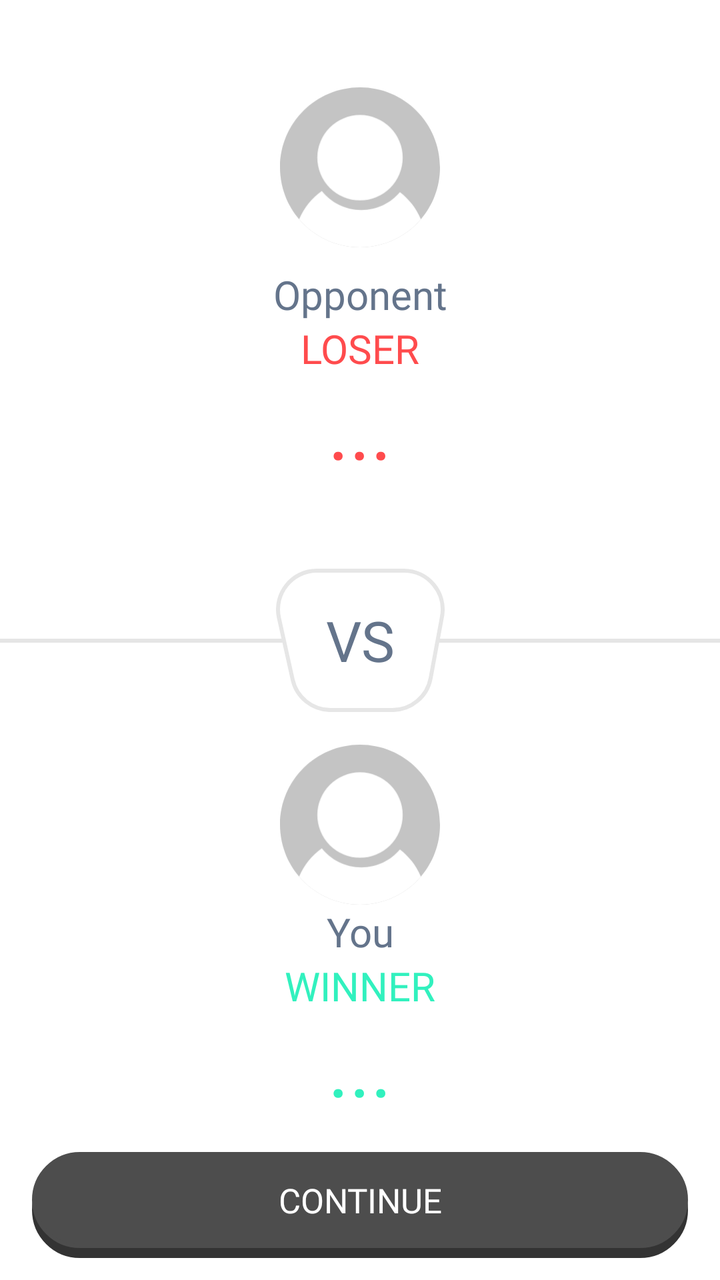
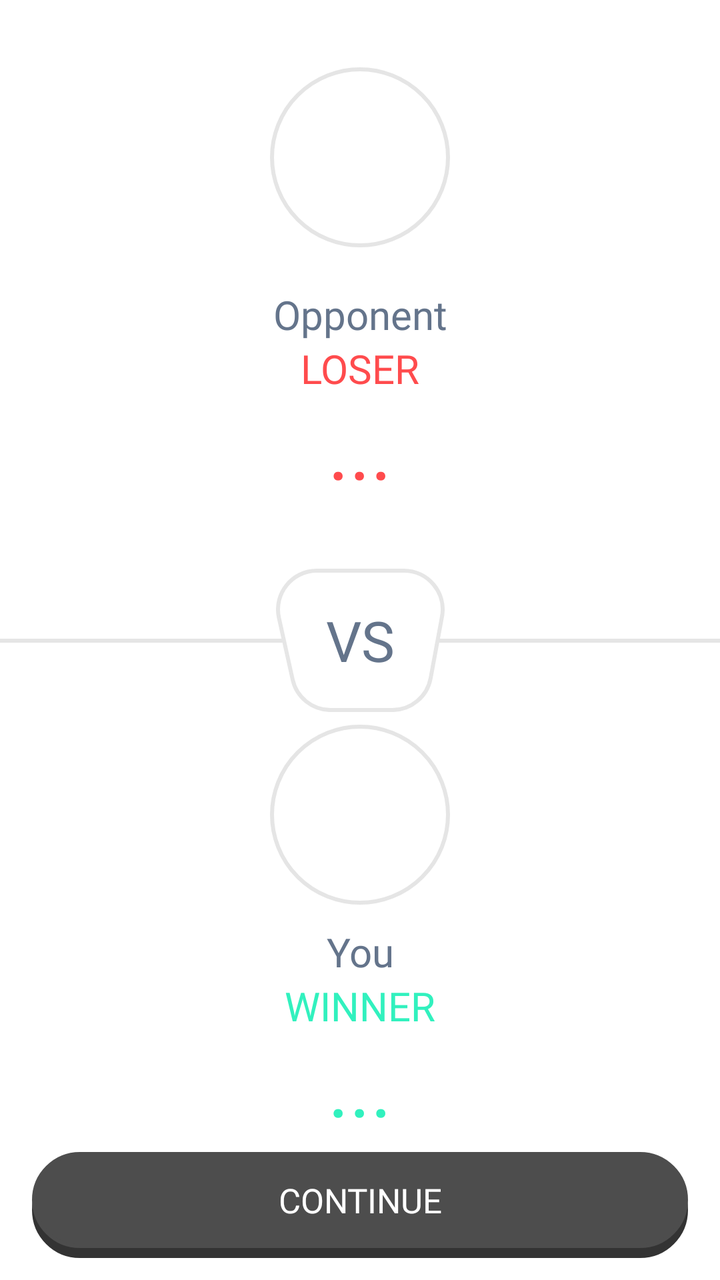

Before-and-after screenshots of an Android layout around one commit, followed by the original layout XML and the change that was made.
<!-- AndroidManifest.xml: application theme Theme.Tetragon -->
<!-- res/layout/activity_online_result_battle_math_storm.xml -->
<?xml version="1.0" encoding="utf-8"?>
<androidx.constraintlayout.widget.ConstraintLayout xmlns:android="http://schemas.android.com/apk/res/android"
    xmlns:app="http://schemas.android.com/apk/res-auto"
    xmlns:tools="http://schemas.android.com/tools"
    android:id="@+id/main"
    android:layout_width="match_parent"
    android:layout_height="match_parent"
    android:background="@color/white"
    tools:context=".ui.uiMathStormOnline.OnlineResultBattleMathStormActivity">

    <androidx.constraintlayout.widget.ConstraintLayout
        android:layout_width="match_parent"
        android:layout_height="match_parent"
        android:fitsSystemWindows="true">

        <LinearLayout
            android:id="@+id/linearLayout"
            android:layout_width="match_parent"
            android:layout_height="wrap_content"
            android:gravity="center"
            android:orientation="vertical"
            app:layout_constraintBottom_toTopOf="@+id/vs_line_container"
            app:layout_constraintTop_toTopOf="parent">

            <ImageView
                android:layout_width="80dp"
                android:layout_height="80dp"
                android:src="@drawable/player_icon"
                app:layout_constraintEnd_toEndOf="parent"
                app:layout_constraintStart_toStartOf="parent"
                app:layout_constraintTop_toBottomOf="@+id/timerMistakeBar" />
            
            <TextView
                android:id="@+id/opponent_name"
                android:layout_width="200dp"
                android:layout_height="wrap_content"
                android:layout_marginTop="10dp"
                android:fontFamily="@font/inter_semibold"
                android:gravity="center"
                android:text="@string/opponent"
                android:textColor="#64748b"
                android:textSize="20sp"
                app:layout_constraintBottom_toTopOf="@+id/vs_line_container"
                app:layout_constraintEnd_toEndOf="parent"
                app:layout_constraintStart_toStartOf="parent" />

            <TextView
                android:id="@+id/opponent_status"
                android:layout_width="200dp"
                android:layout_height="wrap_content"
                android:fontFamily="@font/inter_semibold"
                android:gravity="center"
                android:text="@string/loser"
                android:textColor="@color/red_1"
                android:textSize="20sp"
                app:layout_constraintBottom_toTopOf="@+id/vs_line_container"
                app:layout_constraintEnd_toEndOf="parent"
                app:layout_constraintStart_toStartOf="parent" />

            <TextView
                android:id="@+id/opponent_result_text"
                android:layout_width="200dp"
                android:layout_height="wrap_content"
                android:fontFamily="@font/inter_semibold"
                android:gravity="center"
                android:text="..."
                android:textColor="@color/red_1"
                android:textSize="40sp"
                app:layout_constraintBottom_toTopOf="@+id/vs_line_container"
                app:layout_constraintEnd_toEndOf="parent"
                app:layout_constraintStart_toStartOf="parent" />

        </LinearLayout>

        
        <androidx.constraintlayout.widget.ConstraintLayout
            android:id="@+id/vs_line_container"
            android:layout_width="0dp"
            android:layout_height="wrap_content"
            app:layout_constraintBottom_toBottomOf="parent"
            app:layout_constraintEnd_toEndOf="parent"
            app:layout_constraintStart_toStartOf="parent"
            app:layout_constraintTop_toTopOf="parent">

            
            <View
                android:id="@+id/horizontal_line"
                android:layout_width="0dp"
                android:layout_height="2dp"
                android:background="#e5e5e5"
                app:layout_constraintBottom_toBottomOf="parent"
                app:layout_constraintEnd_toEndOf="parent"
                app:layout_constraintStart_toStartOf="parent"
                app:layout_constraintTop_toTopOf="parent" />

            
            <TextView
                android:id="@+id/line_text"
                android:layout_width="wrap_content"
                android:layout_height="wrap_content"
                android:background="@drawable/background_vs_text"
                android:fontFamily="@font/inter_semibold"
                android:gravity="center"
                android:paddingStart="16dp"
                android:paddingTop="10dp"
                android:paddingEnd="16dp"
                android:paddingBottom="10dp"
                android:text="VS"
                android:textColor="#64748b"
                android:textSize="28sp"
                app:layout_constraintBottom_toBottomOf="parent"
                app:layout_constraintEnd_toEndOf="parent"
                app:layout_constraintStart_toStartOf="parent"
                app:layout_constraintTop_toTopOf="parent" />
        </androidx.constraintlayout.widget.ConstraintLayout>

        
        <FrameLayout
            android:id="@+id/exit_btn_container"
            android:layout_width="0dp"
            android:layout_height="wrap_content"
            android:clipChildren="false"
            android:clipToPadding="false"
            android:paddingLeft="16dp"
            android:paddingRight="16dp"
            android:paddingBottom="16dp"
            app:layout_constraintBottom_toBottomOf="parent"
            app:layout_constraintEnd_toEndOf="parent"
            app:layout_constraintStart_toStartOf="parent">

            
            <FrameLayout
                android:layout_width="match_parent"
                android:layout_height="wrap_content"
                android:visibility="visible">

                
                <View
                    android:layout_width="match_parent"
                    android:layout_height="48dp"
                    android:background="@drawable/custom_button"
                    android:backgroundTint="@color/black_2"
                    android:translationY="5dp" />

                
                <Button
                    android:id="@+id/exit_btn"
                    android:layout_width="match_parent"
                    android:layout_height="48dp"
                    android:background="@drawable/custom_button"
                    android:fontFamily="@font/inter_semibold"
                    android:letterSpacing="0"
                    android:stateListAnimator="@drawable/button_animator"
                    android:text="@string/continue_text"
                    android:textColor="#FFFFFF"
                    android:textSize="17sp"
                    app:backgroundTint="@color/black_3" />
            </FrameLayout>
        </FrameLayout>

        <LinearLayout
            android:layout_width="match_parent"
            android:layout_height="wrap_content"
            android:gravity="center"
            android:orientation="vertical"
            app:layout_constraintBottom_toTopOf="@+id/exit_btn_container"
            app:layout_constraintTop_toBottomOf="@+id/vs_line_container">

            <ImageView
                android:layout_width="80dp"
                android:layout_height="80dp"
                android:src="@drawable/player_icon"
                app:layout_constraintEnd_toEndOf="parent"
                app:layout_constraintStart_toStartOf="parent"
                app:layout_constraintTop_toBottomOf="@+id/timerMistakeBar" />
            
            <TextView
                android:id="@+id/your_name"
                android:layout_width="200dp"
                android:layout_height="wrap_content"
                android:fontFamily="@font/inter_semibold"
                android:gravity="center"
                android:text="@string/you"
                android:textColor="#64748b"
                android:textSize="20sp"
                app:layout_constraintBottom_toTopOf="@+id/vs_line_container"
                app:layout_constraintEnd_toEndOf="parent"
                app:layout_constraintStart_toStartOf="parent" />

            <TextView
                android:id="@+id/your_status"
                android:layout_width="200dp"
                android:layout_height="wrap_content"
                android:fontFamily="@font/inter_semibold"
                android:gravity="center"
                android:text="@string/winner"
                android:textColor="@color/green_1"
                android:textSize="20sp"
                app:layout_constraintBottom_toTopOf="@+id/vs_line_container"
                app:layout_constraintEnd_toEndOf="parent"
                app:layout_constraintStart_toStartOf="parent" />

            <TextView
                android:id="@+id/your_result_text"
                android:layout_width="200dp"
                android:layout_height="wrap_content"
                android:fontFamily="@font/inter_semibold"
                android:gravity="center"
                android:text="..."
                android:textColor="@color/green_1"
                android:textSize="40sp"
                app:layout_constraintBottom_toTopOf="@+id/vs_line_container"
                app:layout_constraintEnd_toEndOf="parent"
                app:layout_constraintStart_toStartOf="parent" />

        </LinearLayout>
    </androidx.constraintlayout.widget.ConstraintLayout>
</androidx.constraintlayout.widget.ConstraintLayout>
<!-- resources referenced by this layout -->
<resources>
  <color name="black_2">#333333</color>
  <color name="black_3">#4d4d4d</color>
  <color name="green_1">#31f1be</color>
  <color name="red_1">#FF4B4D</color>
  <color name="white">#FFFFFFFF</color>
  <!-- drawable background_vs_text (drawable) -->
  <vector xmlns:android="http://schemas.android.com/apk/res/android"
      android:width="84.23dp"
      android:height="71.68dp"
      android:viewportWidth="84.23"
      android:viewportHeight="71.68">
    <path
        android:pathData="M82.91,23.92l-5.7,30.89c-1.69,9.2 -9.72,15.88 -19.08,15.88h-30.88c-9.09,0 -16.97,-6.32 -18.94,-15.2L1.47,24.6C-1.22,12.48 8,1 20.4,1h43.42c12.13,0 21.28,11 19.08,22.92Z"
        android:strokeWidth="2"
        android:fillColor="#fff"
        android:strokeColor="#e6e6e6"/>
  </vector>
  <!-- drawable button_animator (drawable) -->
  <?xml version="1.0" encoding="utf-8"?>
  <selector xmlns:android="http://schemas.android.com/apk/res/android">
  
      
      <item android:state_pressed="true">
          <objectAnimator
              android:propertyName="translationY"
              android:valueTo="5dp"
              android:duration="0" />
      </item>
  
      
      <item>
          <objectAnimator
              android:propertyName="translationY"
              android:valueTo="0dp"
              android:duration="0" />
      </item>
  
  </selector>
  <!-- drawable custom_button (drawable) -->
  <?xml version="1.0" encoding="utf-8"?>
  <shape xmlns:android="http://schemas.android.com/apk/res/android"
      android:shape="rectangle">
      <solid android:color="#ffffff"/>
      <stroke android:color="#e5e5e5"
          android:width="2dp"/>
      <corners android:radius="100dp"/>
  </shape>
  <!-- drawable player_icon (drawable) -->
  <vector xmlns:android="http://schemas.android.com/apk/res/android"
      android:width="92.52dp"
      android:height="92.52dp"
      android:viewportWidth="92.52"
      android:viewportHeight="92.52">
    <path
        android:pathData="M92.52,46.25c0,11.46 -4.17,21.94 -11.08,30.03 -8.48,9.94 -21.09,16.23 -35.17,16.23s-26.7,-6.29 -35.18,-16.23C4.17,68.2 0,57.72 0,46.25 0,20.71 20.71,0 46.26,0s46.25,20.71 46.25,46.25Z"
        android:fillColor="#c4c4c4"/>
    <path
        android:pathData="M81.43,76.28c-8.48,9.94 -21.09,16.23 -35.17,16.23s-26.7,-6.29 -35.18,-16.23c2.76,-6.61 7.33,-12.28 13.09,-16.37 5.36,6.72 13.62,11.02 22.87,11.02s16.91,-4 22.28,-10.3c5.3,4.03 9.5,9.42 12.11,15.65Z"
        android:fillColor="#fff"/>
    <path
        android:pathData="M46.26,40.69m-24.67,0a24.67,24.67 0,1 1,49.34 0a24.67,24.67 0,1 1,-49.34 0"
        android:fillColor="#fff"/>
  </vector>
  <string name="continue_text">CONTINUE</string>
  <string name="loser">LOSER</string>
  <string name="opponent">Opponent</string>
  <string name="winner">WINNER</string>
  <string name="you">You</string>
  <style name="Theme.Tetragon" parent="Base.Theme.Tetragon" />
  <style name="Base.Theme.Tetragon" parent="Theme.Material3.DayNight.NoActionBar">
          <item name="android:statusBarColor">@color/white</item>
          <item name="android:navigationBarColor">@color/white</item>
          <item name="android:windowLightStatusBar">true</item>
  
          <item name="android:windowBackground">@color/white</item>
          <item name="android:colorBackground">@color/white</item>
  
          <item name="android:windowIsTranslucent">false</item>
      </style>
</resources>

<!-- the commit's change to res/layout/activity_online_result_battle_math_storm.xml (unified diff, before → after) -->
@@ -22,13 +22,20 @@
             app:layout_constraintBottom_toTopOf="@+id/vs_line_container"
             app:layout_constraintTop_toTopOf="parent">
 
-            <ImageView
-                android:layout_width="80dp"
-                android:layout_height="80dp"
-                android:src="@drawable/player_icon"
-                app:layout_constraintEnd_toEndOf="parent"
-                app:layout_constraintStart_toStartOf="parent"
-                app:layout_constraintTop_toBottomOf="@+id/timerMistakeBar" />
+            <FrameLayout
+                android:layout_width="90dp"
+                android:layout_height="90dp"
+                android:layout_marginBottom="10dp"
+                android:background="@drawable/avatar_circle_background"
+                android:padding="5dp">
+
+                <ImageView
+                    android:id="@+id/opponentAvatar"
+                    android:layout_width="match_parent"
+                    android:layout_height="match_parent"
+                    android:scaleType="fitCenter" />
+            </FrameLayout>
+
             
             <TextView
                 android:id="@+id/opponent_name"
@@ -166,13 +173,19 @@
             app:layout_constraintBottom_toTopOf="@+id/exit_btn_container"
             app:layout_constraintTop_toBottomOf="@+id/vs_line_container">
 
-            <ImageView
-                android:layout_width="80dp"
-                android:layout_height="80dp"
-                android:src="@drawable/player_icon"
-                app:layout_constraintEnd_toEndOf="parent"
-                app:layout_constraintStart_toStartOf="parent"
-                app:layout_constraintTop_toBottomOf="@+id/timerMistakeBar" />
+            <FrameLayout
+                android:layout_width="90dp"
+                android:layout_height="90dp"
+                android:layout_marginBottom="10dp"
+                android:background="@drawable/avatar_circle_background"
+                android:padding="5dp">
+
+                <ImageView
+                    android:id="@+id/yourAvatar"
+                    android:layout_width="match_parent"
+                    android:layout_height="match_parent"
+                    android:scaleType="fitCenter" />
+            </FrameLayout>
             
             <TextView
                 android:id="@+id/your_name"
@@ -215,4 +228,38 @@
 
         </LinearLayout>
     </androidx.constraintlayout.widget.ConstraintLayout>
+
+    <FrameLayout
+        android:id="@+id/loadingOverlayContainer"
+        android:layout_width="match_parent"
+        android:layout_height="match_parent"
+        android:clickable="true"
+        android:focusable="true"
+        android:visibility="gone">
+
+        <LinearLayout
+            android:id="@+id/loadingLayout"
+            android:layout_width="match_parent"
+            android:layout_height="match_parent"
+            android:background="#FFFFFF"
+            android:gravity="center"
+            android:orientation="vertical">
+
+            <ProgressBar
+                android:id="@+id/loadingProgressBar"
+                android:layout_width="50dp"
+                android:layout_height="50dp"
+                android:indeterminate="true"
+                android:indeterminateTint="@color/blue_2" />
+
+            <TextView
+                android:id="@+id/loadingText"
+                android:layout_width="wrap_content"
+                android:layout_height="wrap_content"
+                android:layout_marginTop="12dp"
+                android:fontFamily="@font/inter_semibold"
+                android:text="@string/loading"
+                android:textColor="@color/text_color" />
+        </LinearLayout>
+    </FrameLayout>
 </androidx.constraintlayout.widget.ConstraintLayout>
<!-- resource entries referenced after the edit -->
@@ -2,9 +2,21 @@
 <resources>
   <color name="black_2">#333333</color>
   <color name="black_3">#4d4d4d</color>
+  <color name="blue_2">#11C7FF</color>
   <color name="green_1">#31f1be</color>
   <color name="red_1">#FF4B4D</color>
+  <color name="text_color">#64748b</color>
   <color name="white">#FFFFFFFF</color>
+  <!-- drawable avatar_circle_background (drawable) -->
+  <?xml version="1.0" encoding="utf-8"?>
+  <shape xmlns:android="http://schemas.android.com/apk/res/android"
+      android:shape="oval">/>
+  
+      <stroke
+          android:width="2dp"
+          android:color="@color/gray_2" />
+  
+  </shape>
   <!-- drawable background_vs_text (drawable) -->
   <vector xmlns:android="http://schemas.android.com/apk/res/android"
       android:width="84.23dp"
@@ -47,28 +59,14 @@
           android:width="2dp"/>
       <corners android:radius="100dp"/>
   </shape>
-  <!-- drawable player_icon (drawable) -->
-  <vector xmlns:android="http://schemas.android.com/apk/res/android"
-      android:width="92.52dp"
-      android:height="92.52dp"
-      android:viewportWidth="92.52"
-      android:viewportHeight="92.52">
-    <path
-        android:pathData="M92.52,46.25c0,11.46 -4.17,21.94 -11.08,30.03 -8.48,9.94 -21.09,16.23 -35.17,16.23s-26.7,-6.29 -35.18,-16.23C4.17,68.2 0,57.72 0,46.25 0,20.71 20.71,0 46.26,0s46.25,20.71 46.25,46.25Z"
-        android:fillColor="#c4c4c4"/>
-    <path
-        android:pathData="M81.43,76.28c-8.48,9.94 -21.09,16.23 -35.17,16.23s-26.7,-6.29 -35.18,-16.23c2.76,-6.61 7.33,-12.28 13.09,-16.37 5.36,6.72 13.62,11.02 22.87,11.02s16.91,-4 22.28,-10.3c5.3,4.03 9.5,9.42 12.11,15.65Z"
-        android:fillColor="#fff"/>
-    <path
-        android:pathData="M46.26,40.69m-24.67,0a24.67,24.67 0,1 1,49.34 0a24.67,24.67 0,1 1,-49.34 0"
-        android:fillColor="#fff"/>
-  </vector>
   <string name="continue_text">CONTINUE</string>
+  <string name="loading">LOADING...</string>
   <string name="loser">LOSER</string>
   <string name="opponent">Opponent</string>
   <string name="winner">WINNER</string>
   <string name="you">You</string>
   <style name="Theme.Tetragon" parent="Base.Theme.Tetragon" />
+  <color name="gray_2">#E5E5E5</color>
   <style name="Base.Theme.Tetragon" parent="Theme.Material3.DayNight.NoActionBar">
           <item name="android:statusBarColor">@color/white</item>
           <item name="android:navigationBarColor">@color/white</item>
